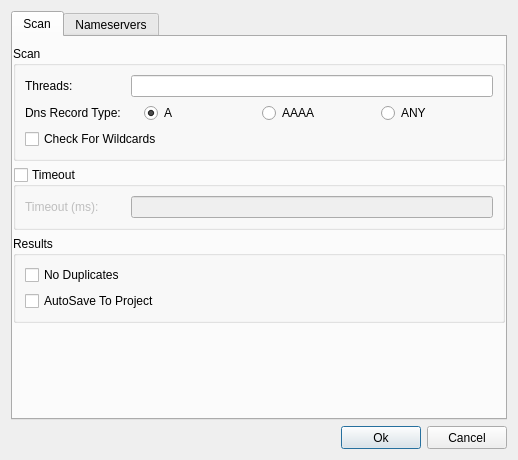
3nock/OTE, file sub3suite/src/dialogs/ActiveConfigDialog.ui: the form before one commit.
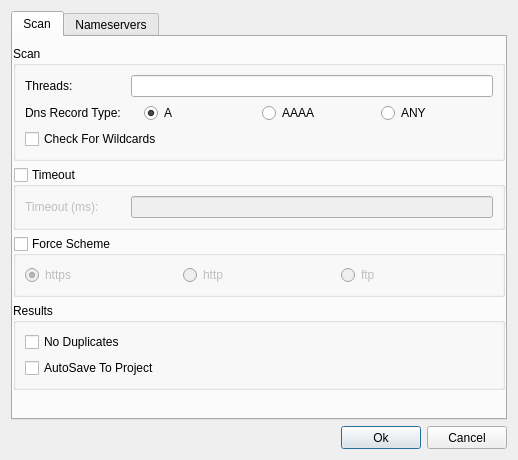
The form after the commit. Icons and pictures are not drawn. Custom widgets are drawn as their Qt base class.

Diff of the .ui file:
```diff
--- a/sub3suite/src/dialogs/ActiveConfigDialog.ui
+++ b/sub3suite/src/dialogs/ActiveConfigDialog.ui
@@ -161,6 +161,45 @@
          </layout>
         </widget>
        </item>
+       <item>
+        <widget class="QGroupBox" name="groupBoxScheme">
+         <property name="title">
+          <string>Force Scheme</string>
+         </property>
+         <property name="checkable">
+          <bool>true</bool>
+         </property>
+         <property name="checked">
+          <bool>false</bool>
+         </property>
+         <layout class="QHBoxLayout" name="horizontalLayout_3">
+          <item>
+           <widget class="QRadioButton" name="radioButtonHTTPS">
+            <property name="text">
+             <string>https</string>
+            </property>
+            <property name="checked">
+             <bool>true</bool>
+            </property>
+           </widget>
+          </item>
+          <item>
+           <widget class="QRadioButton" name="radioButtonHTTP">
+            <property name="text">
+             <string>http</string>
+            </property>
+           </widget>
+          </item>
+          <item>
+           <widget class="QRadioButton" name="radioButtonFTP">
+            <property name="text">
+             <string>ftp</string>
+            </property>
+           </widget>
+          </item>
+         </layout>
+        </widget>
+       </item>
        <item>
         <widget class="QGroupBox" name="groupBoxResult">
          <property name="title">
```
